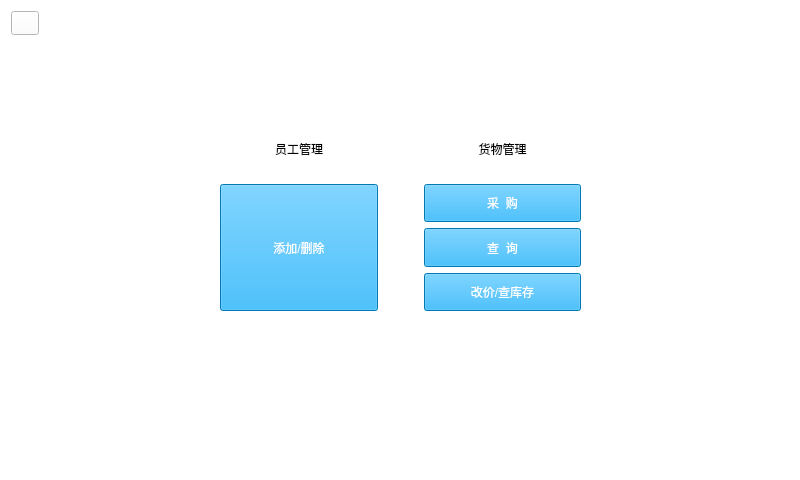
First picture: the form in adminwindow.ui, repository cbt-98/Supermarket-Management-System, before the edit.
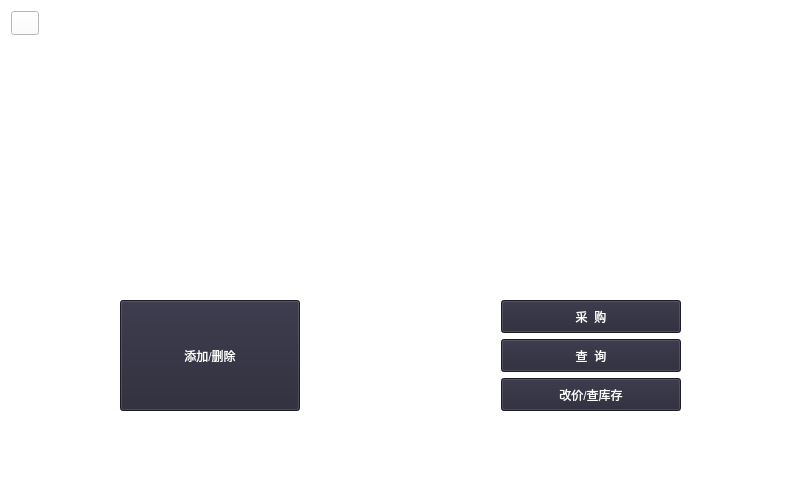
Second picture: the form after the edit. Icons and pictures are not drawn.

Diff of the .ui file:
```diff
--- a/adminwindow.ui
+++ b/adminwindow.ui
@@ -41,57 +41,33 @@
    <widget class="QWidget" name="layoutWidget">
     <property name="geometry">
      <rect>
-      <x>220</x>
-      <y>140</y>
-      <width>361</width>
-      <height>171</height>
+      <x>120</x>
+      <y>300</y>
+      <width>561</width>
+      <height>111</height>
      </rect>
     </property>
     <layout class="QHBoxLayout" name="horizontalLayout">
      <item>
       <layout class="QVBoxLayout" name="verticalLayout">
-       <item>
-        <widget class="QLabel" name="label">
-         <property name="styleSheet">
-          <string notr="true">font: 18pt &quot;黑体&quot;;
-color: rgb(0, 0, 0);</string>
-         </property>
-         <property name="text">
-          <string>员工管理</string>
-         </property>
-         <property name="alignment">
-          <set>Qt::AlignCenter</set>
-         </property>
-        </widget>
-       </item>
-       <item>
-        <spacer name="verticalSpacer">
-         <property name="orientation">
-          <enum>Qt::Vertical</enum>
-         </property>
-         <property name="sizeType">
-          <enum>QSizePolicy::Fixed</enum>
-         </property>
-         <property name="sizeHint" stdset="0">
-          <size>
-           <width>20</width>
-           <height>20</height>
-          </size>
-         </property>
-        </spacer>
-       </item>
        <item>
         <widget class="QPushButton" name="staffBtn">
          <property name="sizePolicy">
-          <sizepolicy hsizetype="Expanding" vsizetype="Expanding">
+          <sizepolicy hsizetype="Fixed" vsizetype="Preferred">
            <horstretch>0</horstretch>
            <verstretch>0</verstretch>
           </sizepolicy>
          </property>
+         <property name="minimumSize">
+          <size>
+           <width>180</width>
+           <height>0</height>
+          </size>
+         </property>
          <property name="styleSheet">
           <string notr="true">font: 14pt &quot;黑体&quot;;
 color: rgb(255, 255, 255);
-background-color: rgb(0, 170, 255);</string>
+background-color:rgb(39, 38, 54);</string>
          </property>
          <property name="text">
           <string>添加/删除</string>
@@ -106,7 +82,7 @@
         <enum>Qt::Horizontal</enum>
        </property>
        <property name="sizeType">
-        <enum>QSizePolicy::Fixed</enum>
+        <enum>QSizePolicy::Expanding</enum>
        </property>
        <property name="sizeHint" stdset="0">
         <size>
@@ -118,48 +94,24 @@
      </item>
      <item>
       <layout class="QVBoxLayout" name="verticalLayout_2">
-       <item>
-        <widget class="QLabel" name="label_2">
-         <property name="styleSheet">
-          <string notr="true">font: 18pt &quot;黑体&quot;;
-color: rgb(0, 0, 0);</string>
-         </property>
-         <property name="text">
-          <string>货物管理</string>
-         </property>
-         <property name="alignment">
-          <set>Qt::AlignCenter</set>
-         </property>
-        </widget>
-       </item>
-       <item>
-        <spacer name="verticalSpacer_2">
-         <property name="orientation">
-          <enum>Qt::Vertical</enum>
-         </property>
-         <property name="sizeType">
-          <enum>QSizePolicy::Fixed</enum>
-         </property>
-         <property name="sizeHint" stdset="0">
-          <size>
-           <width>20</width>
-           <height>20</height>
-          </size>
-         </property>
-        </spacer>
-       </item>
        <item>
         <widget class="QPushButton" name="goodsBtn">
          <property name="sizePolicy">
-          <sizepolicy hsizetype="Expanding" vsizetype="Expanding">
+          <sizepolicy hsizetype="Fixed" vsizetype="Preferred">
            <horstretch>0</horstretch>
            <verstretch>0</verstretch>
           </sizepolicy>
          </property>
+         <property name="minimumSize">
+          <size>
+           <width>180</width>
+           <height>0</height>
+          </size>
+         </property>
          <property name="styleSheet">
           <string notr="true">font: 14pt &quot;黑体&quot;;
 color: rgb(255, 255, 255);
-background-color: rgb(0, 170, 255);</string>
+background-color:rgb(39, 38, 54);</string>
          </property>
          <property name="text">
           <string>采  购</string>
@@ -169,15 +121,27 @@
        <item>
         <widget class="QPushButton" name="goodsInquiryBtn">
          <property name="sizePolicy">
-          <sizepolicy hsizetype="Expanding" vsizetype="Expanding">
+          <sizepolicy hsizetype="Expanding" vsizetype="Preferred">
            <horstretch>0</horstretch>
            <verstretch>0</verstretch>
           </sizepolicy>
          </property>
+         <property name="minimumSize">
+          <size>
+           <width>180</width>
+           <height>0</height>
+          </size>
+         </property>
+         <property name="maximumSize">
+          <size>
+           <width>180</width>
+           <height>16777215</height>
+          </size>
+         </property>
          <property name="styleSheet">
           <string notr="true">font: 14pt &quot;黑体&quot;;
 color: rgb(255, 255, 255);
-background-color: rgb(0, 170, 255);</string>
+background-color:rgb(39, 38, 54);</string>
          </property>
          <property name="text">
           <string>查  询</string>
@@ -187,15 +151,27 @@
        <item>
         <widget class="QPushButton" name="goodsInquiryBtn_2">
          <property name="sizePolicy">
-          <sizepolicy hsizetype="Expanding" vsizetype="Expanding">
+          <sizepolicy hsizetype="Expanding" vsizetype="Preferred">
            <horstretch>0</horstretch>
            <verstretch>0</verstretch>
           </sizepolicy>
          </property>
+         <property name="minimumSize">
+          <size>
+           <width>180</width>
+           <height>0</height>
+          </size>
+         </property>
+         <property name="maximumSize">
+          <size>
+           <width>180</width>
+           <height>16777215</height>
+          </size>
+         </property>
          <property name="styleSheet">
           <string notr="true">font: 14pt &quot;黑体&quot;;
 color: rgb(255, 255, 255);
-background-color: rgb(0, 170, 255);</string>
+background-color:rgb(39, 38, 54);</string>
          </property>
          <property name="text">
           <string>改价/查库存</string>
@@ -206,6 +182,50 @@
      </item>
     </layout>
    </widget>
+   <widget class="QLabel" name="label_3">
+    <property name="geometry">
+     <rect>
+      <x>120</x>
+      <y>80</y>
+      <width>181</width>
+      <height>181</height>
+     </rect>
+    </property>
+    <property name="sizePolicy">
+     <sizepolicy hsizetype="Fixed" vsizetype="Fixed">
+      <horstretch>0</horstretch>
+      <verstretch>0</verstretch>
+     </sizepolicy>
+    </property>
+    <property name="styleSheet">
+     <string notr="true">border-image: url(:/image/picture/staff.png);</string>
+    </property>
+    <property name="text">
+     <string/>
+    </property>
+   </widget>
+   <widget class="QLabel" name="label_4">
+    <property name="geometry">
+     <rect>
+      <x>500</x>
+      <y>70</y>
+      <width>181</width>
+      <height>181</height>
+     </rect>
+    </property>
+    <property name="sizePolicy">
+     <sizepolicy hsizetype="Fixed" vsizetype="Fixed">
+      <horstretch>0</horstretch>
+      <verstretch>0</verstretch>
+     </sizepolicy>
+    </property>
+    <property name="styleSheet">
+     <string notr="true">border-image: url(:/image/picture/goods.png);</string>
+    </property>
+    <property name="text">
+     <string/>
+    </property>
+   </widget>
   </widget>
   <widget class="QStatusBar" name="statusbar"/>
  </widget>
```
